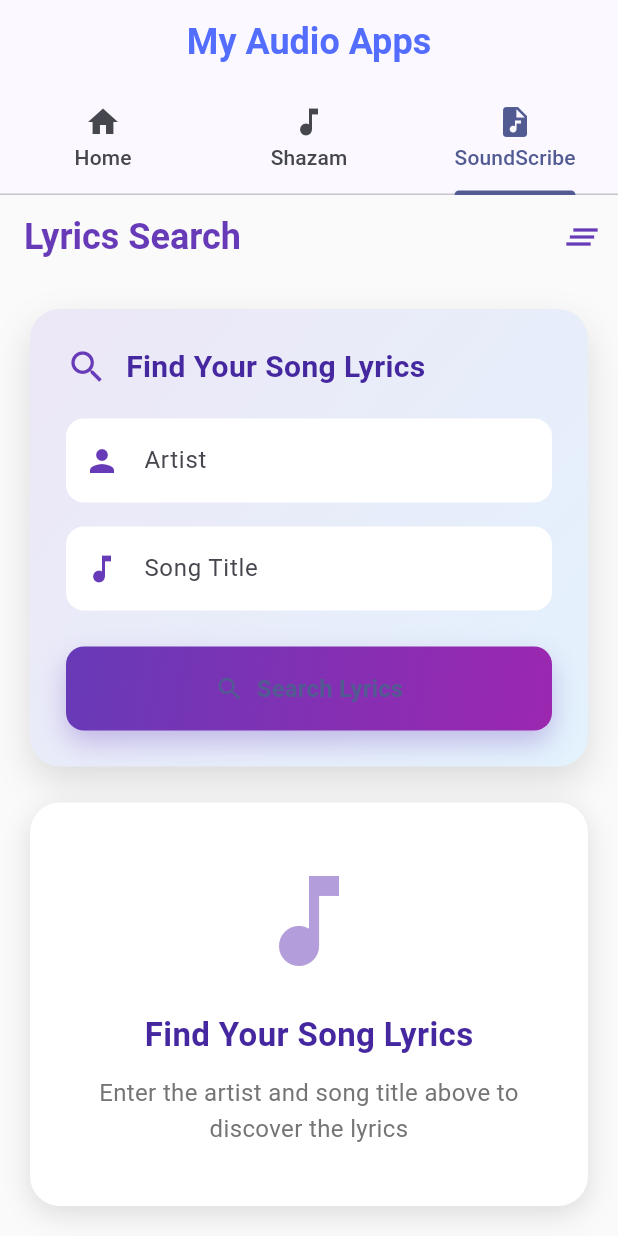
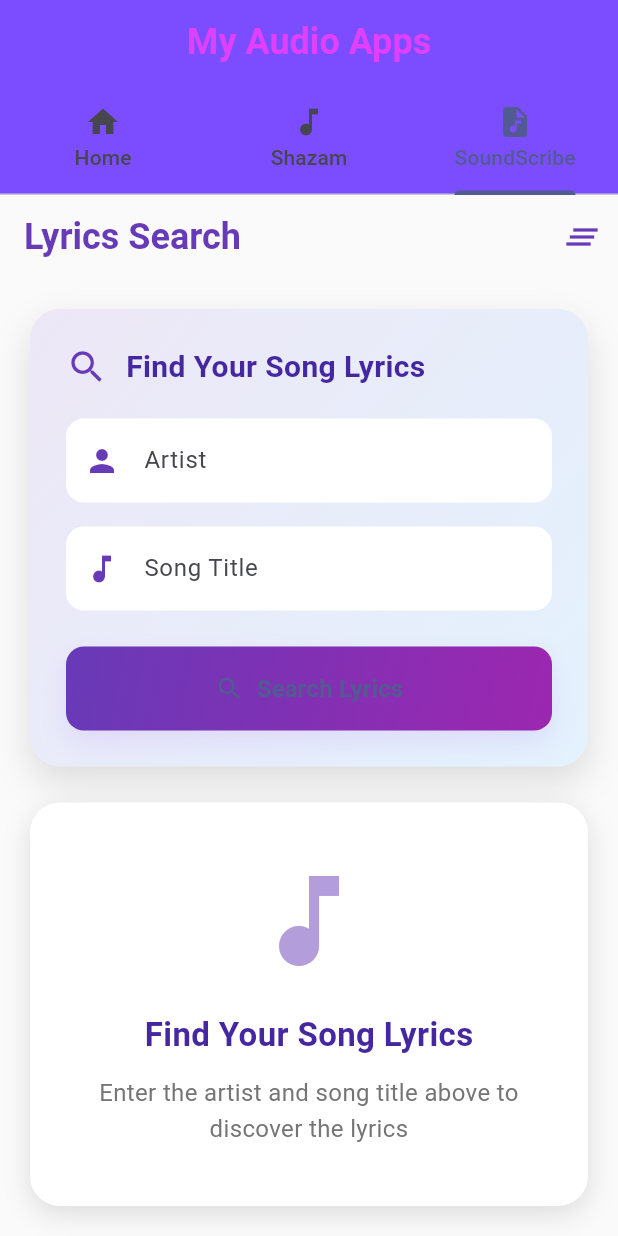
Before and after one commit to AaronPeterOcen/soundscribe_fl, a Flutter app: the screen it shows after launch, tab 3 chosen, on a phone screen of 412 x 824 dp. Run offline on Flutter 3.47's test engine with Material 3 defaults, Android fonts, the phone set to English and light mode, and no system bars; our stand-ins replace font_awesome_flutter.

Commit message:
updating the ui

```diff
--- a/lib/main.dart
+++ b/lib/main.dart
@@ -12,6 +12,7 @@ class MyApp extends StatelessWidget {
   @override
   Widget build(BuildContext context) {
     return MaterialApp(
+      debugShowCheckedModeBanner: false,
       title: 'Flutter Demo',
       theme: ThemeData(
         colorScheme: ColorScheme.fromSeed(seedColor: Colors.indigoAccent),
--- a/lib/screens/homescreen.dart
+++ b/lib/screens/homescreen.dart
@@ -23,13 +23,15 @@ class _HomeScreenState extends State<HomeScreen>
   Widget build(BuildContext context) {
     return Scaffold(
       appBar: AppBar(
+        backgroundColor: Colors.deepPurpleAccent,
+        foregroundColor: Colors.white,
         title: Center(
           child: Text(
             'My Audio Apps',
             style: TextStyle(
               fontWeight: FontWeight.bold,
               fontSize: 24,
-              color: Colors.indigoAccent,
+              color: Colors.purpleAccent,
             ),
           ),
         ),
@@ -46,7 +48,16 @@ class _HomeScreenState extends State<HomeScreen>
         controller: _tabController,
         children: [
           // Home Tab
-          Center(child: Text('Welcome to My Audio Apps')),
+          Center(
+            child: Text(
+              'Welcome to My Audio Apps',
+              style: TextStyle(
+                fontSize: 20,
+                fontWeight: FontWeight.bold,
+                color: Colors.purpleAccent,
+              ),
+            ),
+          ),
 
           // Shazam Tab - Your clone directly embedded
           ShazamUi(),
--- a/lib/screens/lyric_search.dart
+++ b/lib/screens/lyric_search.dart
@@ -224,7 +224,13 @@ class _LyricsSearchState extends State<LyricsSearch>
                               borderRadius: BorderRadius.circular(12),
                               boxShadow: [
                                 BoxShadow(
-                                  color: Colors.deepPurple.withOpacity(0.3),
+                                  // ignore: deprecated_member_use
+                                  color: const Color.fromARGB(
+                                    255,
+                                    200,
+                                    172,
+                                    247,
+                                  ).withOpacity(0.3),
                                   blurRadius: 15,
                                   offset: Offset(0, 8),
                                 ),
```
